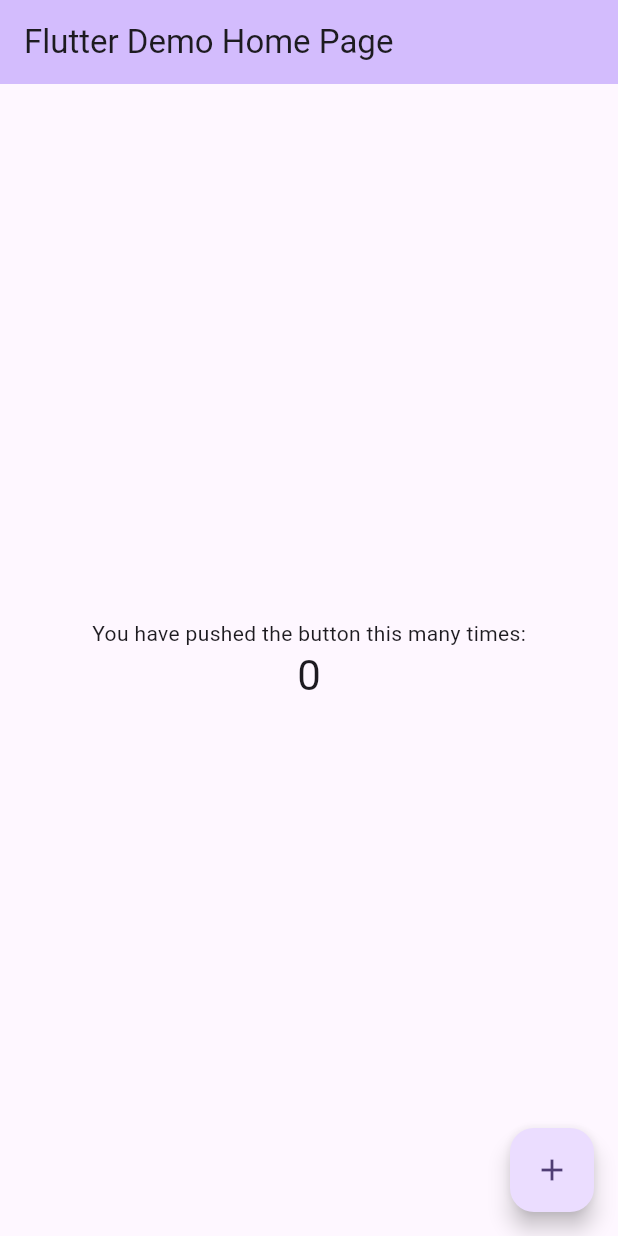
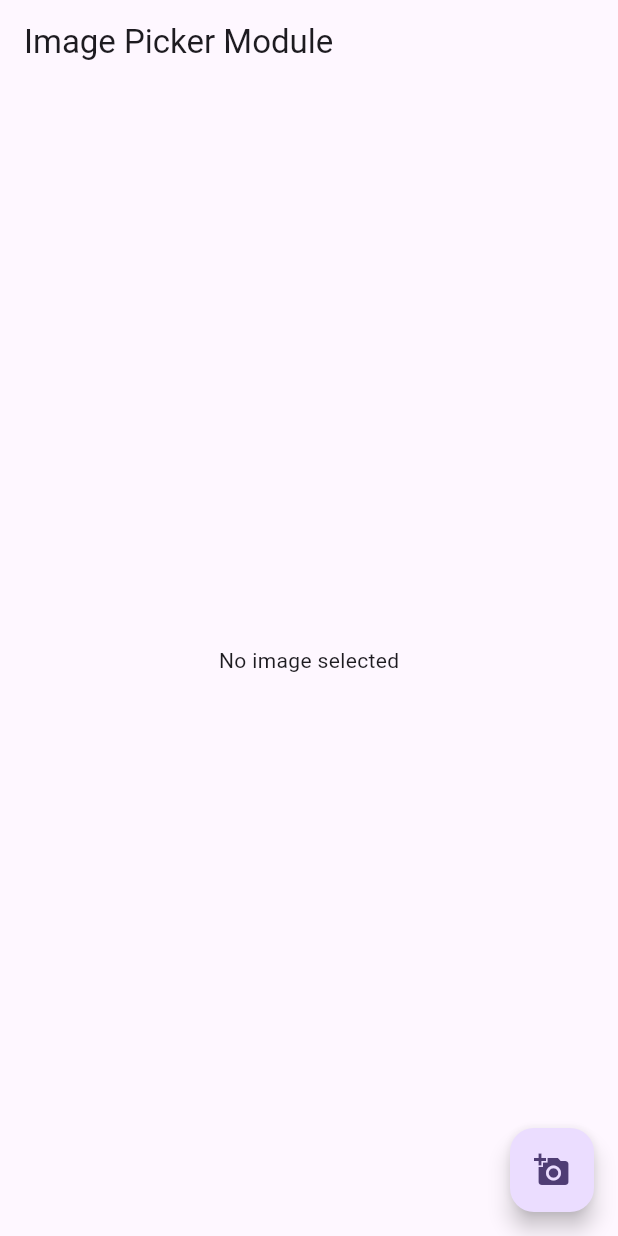
Before and after one commit to invennicoofficial/invennicoFBP, a Flutter app: the screen it shows after launch, on a phone screen of 412 x 824 dp. Run offline on Flutter 3.47's test engine with Material 3 defaults, Android fonts, the phone set to English and light mode, and no system bars; our stand-ins replace image_picker.

Commit message:
Image Picker Module is done.

```diff
--- /dev/null
+++ b/lib/image_picker_module.dart
@@ -0,0 +1,82 @@
+import 'dart:io';
+
+import 'package:flutter/material.dart';
+import 'package:image_picker/image_picker.dart';
+
+class ImagePickerModule extends StatefulWidget {
+  const ImagePickerModule({super.key});
+
+  @override
+  State<ImagePickerModule> createState() => _ImagePickerModuleState();
+}
+
+class _ImagePickerModuleState extends State<ImagePickerModule> {
+  File? _imageFile;
+  final ImagePicker _picker = ImagePicker();
+
+  Future<void> _pickImage(ImageSource source) async {
+    try {
+      final pickedFile = await _picker.pickImage(
+        source: source,
+        maxWidth: 1080,
+        maxHeight: 1080,
+        imageQuality: 85,
+      );
+
+      if (pickedFile != null) {
+        setState(() {
+          _imageFile = File(pickedFile.path);
+        });
+      }
+    } catch (e) {
+      debugPrint('Error picking image: $e');
+    }
+  }
+
+  void _showPickerDialog() {
+    showModalBottomSheet(
+      context: context,
+      builder: (BuildContext bc) {
+        return SafeArea(
+          child: Wrap(
+            children: <Widget>[
+              ListTile(
+                leading: const Icon(Icons.photo_library),
+                title: const Text('Gallery'),
+                onTap: () {
+                  _pickImage(ImageSource.gallery);
+                  Navigator.of(context).pop();
+                },
+              ),
+              ListTile(
+                leading: const Icon(Icons.photo_camera),
+                title: const Text('Camera'),
+                onTap: () {
+                  _pickImage(ImageSource.camera);
+                  Navigator.of(context).pop();
+                },
+              ),
+            ],
+          ),
+        );
+      },
+    );
+  }
+
+  @override
+  Widget build(BuildContext context) {
+    return Scaffold(
+      appBar: AppBar(title: const Text('Image Picker Module')),
+      body: Center(
+        child:
+            _imageFile != null
+                ? Image.file(_imageFile!)
+                : const Text('No image selected'),
+      ),
+      floatingActionButton: FloatingActionButton(
+        onPressed: _showPickerDialog,
+        child: const Icon(Icons.add_a_photo),
+      ),
+    );
+  }
+}
--- a/lib/main.dart
+++ b/lib/main.dart
@@ -1,4 +1,5 @@
 import 'package:flutter/material.dart';
+import 'package:invennico_fbp/image_picker_module.dart';
 
 void main() {
   runApp(const MyApp());
@@ -7,116 +8,14 @@ void main() {
 class MyApp extends StatelessWidget {
   const MyApp({super.key});
 
-  // This widget is the root of your application.
   @override
   Widget build(BuildContext context) {
     return MaterialApp(
-      title: 'Flutter Demo',
+      title: 'Flutter Boilerplates',
       theme: ThemeData(
-        // This is the theme of your application.
-        //
-        // TRY THIS: Try running your application with "flutter run". You'll see
-        // the application has a purple toolbar. Then, without quitting the app,
-        // try changing the seedColor in the colorScheme below to Colors.green
-        // and then invoke "hot reload" (save your changes or press the "hot
-        // reload" button in a Flutter-supported IDE, or press "r" if you used
-        // the command line to start the app).
-        //
-        // Notice that the counter didn't reset back to zero; the application
-        // state is not lost during the reload. To reset the state, use hot
-        // restart instead.
-        //
-        // This works for code too, not just values: Most code changes can be
-        // tested with just a hot reload.
         colorScheme: ColorScheme.fromSeed(seedColor: Colors.deepPurple),
       ),
-      home: const MyHomePage(title: 'Flutter Demo Home Page'),
+      home: const ImagePickerModule(),
     );
   }
 }
-
-class MyHomePage extends StatefulWidget {
-  const MyHomePage({super.key, required this.title});
-
-  // This widget is the home page of your application. It is stateful, meaning
-  // that it has a State object (defined below) that contains fields that affect
-  // how it looks.
-
-  // This class is the configuration for the state. It holds the values (in this
-  // case the title) provided by the parent (in this case the App widget) and
-  // used by the build method of the State. Fields in a Widget subclass are
-  // always marked "final".
-
-  final String title;
-
-  @override
-  State<MyHomePage> createState() => _MyHomePageState();
-}
-
-class _MyHomePageState extends State<MyHomePage> {
-  int _counter = 0;
-
-  void _incrementCounter() {
-    setState(() {
-      // This call to setState tells the Flutter framework that something has
-      // changed in this State, which causes it to rerun the build method below
-      // so that the display can reflect the updated values. If we changed
-      // _counter without calling setState(), then the build method would not be
-      // called again, and so nothing would appear to happen.
-      _counter++;
-    });
-  }
-
-  @override
-  Widget build(BuildContext context) {
-    // This method is rerun every time setState is called, for instance as done
-    // by the _incrementCounter method above.
-    //
-    // The Flutter framework has been optimized to make rerunning build methods
-    // fast, so that you can just rebuild anything that needs updating rather
-    // than having to individually change instances of widgets.
-    return Scaffold(
-      appBar: AppBar(
-        // TRY THIS: Try changing the color here to a specific color (to
-        // Colors.amber, perhaps?) and trigger a hot reload to see the AppBar
-        // change color while the other colors stay the same.
-        backgroundColor: Theme.of(context).colorScheme.inversePrimary,
-        // Here we take the value from the MyHomePage object that was created by
-        // the App.build method, and use it to set our appbar title.
-        title: Text(widget.title),
-      ),
-      body: Center(
-        // Center is a layout widget. It takes a single child and positions it
-        // in the middle of the parent.
-        child: Column(
-          // Column is also a layout widget. It takes a list of children and
-          // arranges them vertically. By default, it sizes itself to fit its
-          // children horizontally, and tries to be as tall as its parent.
-          //
-          // Column has various properties to control how it sizes itself and
-          // how it positions its children. Here we use mainAxisAlignment to
-          // center the children vertically; the main axis here is the vertical
-          // axis because Columns are vertical (the cross axis would be
-          // horizontal).
-          //
-          // TRY THIS: Invoke "debug painting" (choose the "Toggle Debug Paint"
-          // action in the IDE, or press "p" in the console), to see the
-          // wireframe for each widget.
-          mainAxisAlignment: MainAxisAlignment.center,
-          children: <Widget>[
-            const Text('You have pushed the button this many times:'),
-            Text(
-              '$_counter',
-              style: Theme.of(context).textTheme.headlineMedium,
-            ),
-          ],
-        ),
-      ),
-      floatingActionButton: FloatingActionButton(
-        onPressed: _incrementCounter,
-        tooltip: 'Increment',
-        child: const Icon(Icons.add),
-      ), // This trailing comma makes auto-formatting nicer for build methods.
-    );
-  }
-}
--- a/pubspec.yaml
+++ b/pubspec.yaml
@@ -34,6 +34,7 @@ dependencies:
   # The following adds the Cupertino Icons font to your application.
   # Use with the CupertinoIcons class for iOS style icons.
   cupertino_icons: ^1.0.8
+  image_picker: ^1.2.0
 
 dev_dependencies:
   flutter_test:
```
Also changed, not shown: pubspec.lock (deleted), 14 other files.
